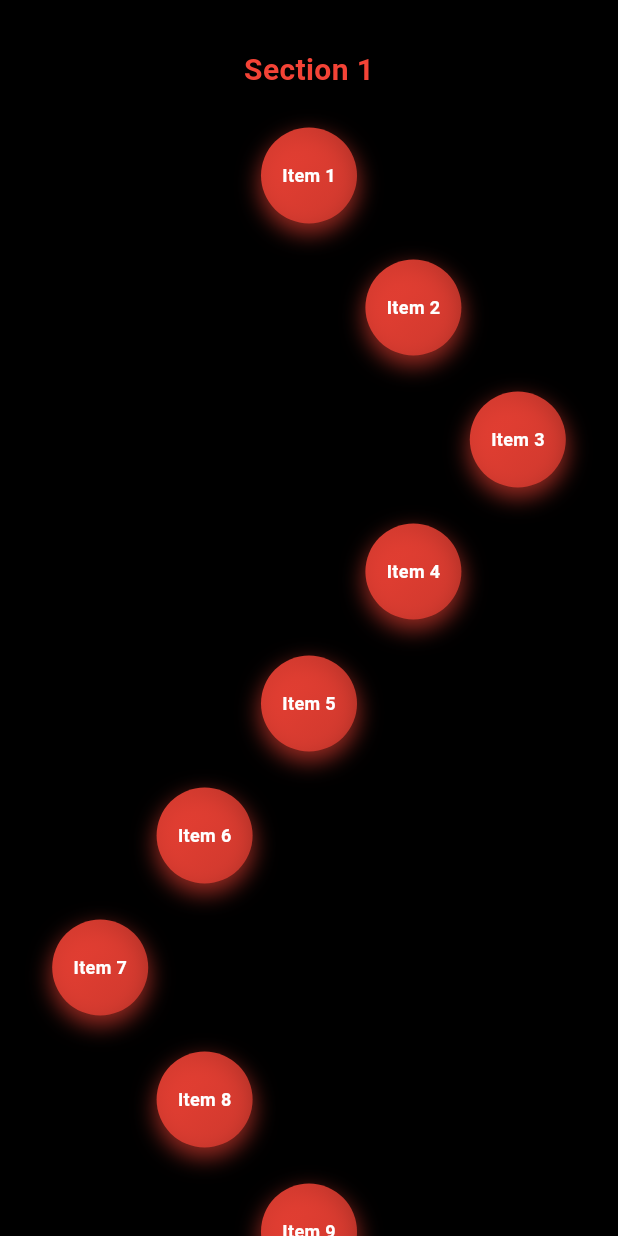
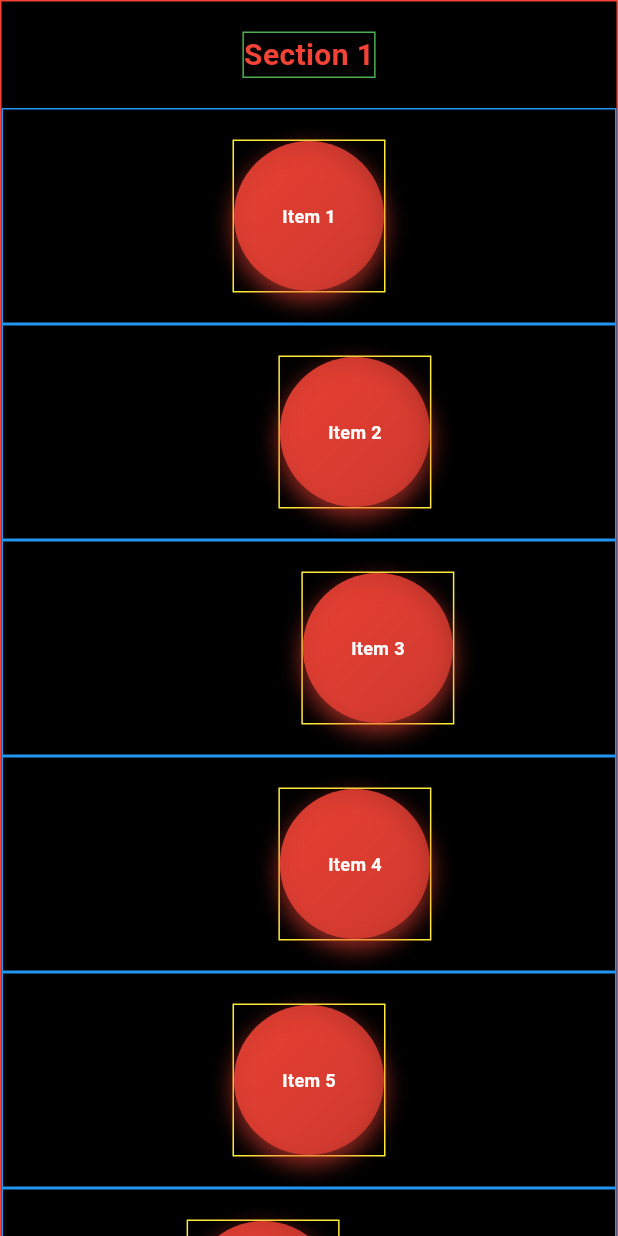
Before and after one commit to smmb98/duolingo_listviewer, a Flutter app: the screen it shows after launch, on a phone screen of 412 x 824 dp. Run offline on Flutter 3.47's test engine with Material 3 defaults, Android fonts, the light colour scheme and no system bars.

Commit message:
Enhance ZigZagScreen with back-to-top button and lazy loading; update SectionWidget to support section index and improve layout

```diff
--- a/lib/screens/zigzag_screen.dart
+++ b/lib/screens/zigzag_screen.dart
@@ -12,6 +12,7 @@ class ZigZagScreen extends StatefulWidget {
 class _ZigZagScreenState extends State<ZigZagScreen> {
   final SectionLoader loader = SectionLoader();
   final ScrollController controller = ScrollController();
+  bool showBackToTop = false;
 
   @override
   void initState() {
@@ -21,6 +22,13 @@ class _ZigZagScreenState extends State<ZigZagScreen> {
   }
 
   void _onScroll() {
+    // Show back-to-top button logic
+    final shouldShow = controller.offset > MediaQuery.of(context).size.height;
+    if (shouldShow != showBackToTop) {
+      setState(() => showBackToTop = shouldShow);
+    }
+
+    // Lazy loading logic
     if (controller.position.pixels >=
             controller.position.maxScrollExtent - 800 &&
         !loader.isLoading) {
@@ -38,6 +46,19 @@ class _ZigZagScreenState extends State<ZigZagScreen> {
   Widget build(BuildContext context) {
     return Scaffold(
       backgroundColor: Colors.black,
+      // appBar: AppBar(title: const Text("Zig-Zag Viewer")),
+      floatingActionButton: showBackToTop
+          ? FloatingActionButton(
+              onPressed: () {
+                controller.animateTo(
+                  0,
+                  duration: const Duration(milliseconds: 500),
+                  curve: Curves.easeInOut,
+                );
+              },
+              child: const Icon(Icons.arrow_upward),
+            )
+          : null,
       body: AnimatedBuilder(
         animation: loader,
         builder: (context, _) {
@@ -53,7 +74,10 @@ class _ZigZagScreenState extends State<ZigZagScreen> {
                       )
                     : const SizedBox.shrink();
               }
-              return SectionWidget(section: loader.sections[index]);
+              return SectionWidget(
+                section: loader.sections[index],
+                sectionIndex: index,
+              );
             },
           );
         },
--- a/lib/widgets/jelly_button.dart
+++ b/lib/widgets/jelly_button.dart
@@ -9,8 +9,12 @@ class JellyButton extends StatelessWidget {
   @override
   Widget build(BuildContext context) {
     return Container(
-      width: 64,
-      height: 64,
+      decoration: BoxDecoration(
+        border: Border.all(color: Colors.yellow, width: 1),
+      ),
+      child: Container(
+        width: 100,
+        height: 100,
         decoration: BoxDecoration(
           shape: BoxShape.circle,
           gradient: LinearGradient(
@@ -36,6 +40,7 @@ class JellyButton extends StatelessWidget {
             fontSize: 12,
           ),
         ),
+      ),
     );
   }
 }
--- a/lib/widgets/section_widget.dart
+++ b/lib/widgets/section_widget.dart
@@ -4,44 +4,57 @@ import 'jelly_button.dart';
 
 class SectionWidget extends StatelessWidget {
   final SectionModel section;
+  final int sectionIndex;
 
-  const SectionWidget({super.key, required this.section});
+  const SectionWidget({
+    super.key,
+    required this.section,
+    required this.sectionIndex,
+  });
 
   @override
   Widget build(BuildContext context) {
     final List<Widget> buttons = [];
 
-    final offsets = [
-      0.0,
-      40.0,
-      80.0,
-      40.0,
-      0.0,
-      -40.0,
-      -80.0,
-      -40.0,
-    ]; // Sine-style wave
+    final offsets = [0.0, 20.0, 30.0, 20.0, 0.0, -20.0, -30.0, -20.0];
+
+    final reverseOffsets = offsets.map((offset) => -offset).toList();
+
+    final adjustedOffsets = (sectionIndex % 2 == 1) ? reverseOffsets : offsets;
 
     for (int i = 0; i < section.buttonCount; i++) {
       double offset = (i == 0 || i == section.buttonCount - 1)
           ? 0
-          : offsets[i % offsets.length];
+          : adjustedOffsets[i % adjustedOffsets.length];
       buttons.add(
-        Padding(
-          padding: const EdgeInsets.symmetric(vertical: 12.0),
+        Container(
+          decoration: BoxDecoration(
+            border: Border.all(color: Colors.blue, width: 1),
+          ),
+          child: Padding(
+            padding: const EdgeInsets.symmetric(vertical: 20.0),
             child: Align(
               alignment: Alignment(offset / 100, 0),
               child: JellyButton(label: 'Item ${i + 1}', color: section.color),
             ),
           ),
+        ),
       );
     }
 
-    return Padding(
-      padding: const EdgeInsets.symmetric(vertical: 32.0),
+    return Container(
+      decoration: BoxDecoration(
+        border: Border.all(color: Colors.red, width: 1),
+      ),
+      child: Padding(
+        padding: const EdgeInsets.symmetric(vertical: 20.0),
         child: Column(
           children: [
-          Text(
+            Container(
+              decoration: BoxDecoration(
+                border: Border.all(color: Colors.green, width: 1),
+              ),
+              child: Text(
                 section.title,
                 style: TextStyle(
                   color: section.color,
@@ -49,9 +62,11 @@ class SectionWidget extends StatelessWidget {
                   fontWeight: FontWeight.bold,
                 ),
               ),
-          const SizedBox(height: 12),
+            ),
+            const SizedBox(height: 20),
             ...buttons,
           ],
+        ),
       ),
     );
   }
```
Lines whose indentation alone changed are shown as unchanged.
